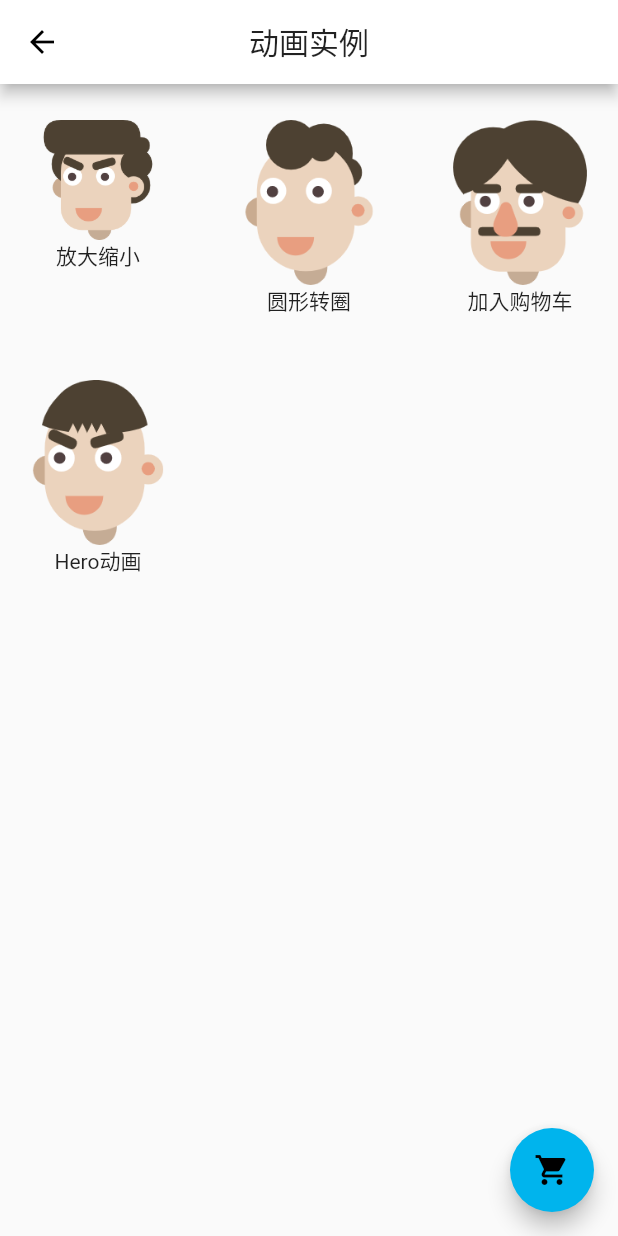
After one commit to WxqKb/flutter_framework, a Flutter app: the AnimationPage screen opened directly, on a phone screen of 412 x 824 dp. The commit adds this screen. Run offline on Flutter 3.47's test engine with Material 2 defaults, Android fonts, the phone set to English and light mode, and no system bars; our stand-ins replace dio, event_bus, flutter_screenutil, fluttertoast, modal_progress_hud, shared_preferences; missing offline and left inert: common_utils; accounts and stored records are empty; network calls fail.

Commit message:
1. 加入bloc和动画demo

```diff
--- a/lib/router/routers.dart
+++ b/lib/router/routers.dart
@@ -6,18 +6,19 @@
  **/
 
 import 'package:flutter/material.dart';
-import 'package:flutter_app/view/blocPage_1.dart';
-import 'package:flutter_app/view/homePage.dart';
 
+import '../view/animationPage.dart';
+import '../view/blocPage_1.dart';
+import '../view/homePage.dart';
 import '../view/loginPage.dart';
-import '../view/homePage.dart';
 
 class Routers {
 //  所有页面路由静态Map
   static final Map<String, Function> router = {
     '/login': (BuildContext context, {Map argument}) => new LoginPage(arguments: argument),
     '/home': (BuildContext context, {Map argument}) => new HomePage(arguments: argument),
-    '/blocDemo':(BuildContext context, {Map argument}) => new BlocPage_1()
+    '/blocDemo':(BuildContext context, {Map argument}) => new BlocPage_1(),
+    '/animation':(BuildContext context,{Map argument})=> new AnimationPage(),
   };
 
 //  进入页面通用方法
--- a/lib/utils/communication_util.dart
+++ b/lib/utils/communication_util.dart
@@ -32,7 +32,7 @@ class CommunicationUtil {
 //    5秒发送一次ping
     timerUtil = new TimerUtil(mInterval: 5000);
     timerUtil.setOnTimerTickCallback((int value) {
-      print("'-----:>ping");
+      print("-----:>ping");
       sendHandle('ping', '123');
       count++;
       if (count > 3) {
--- a/lib/utils/providers_util.dart
+++ b/lib/utils/providers_util.dart
@@ -11,9 +11,11 @@ import 'package:provider/single_child_widget.dart';
 
 import '../viewModel/homeViewModel.dart';
 import '../viewModel/loginViewModel.dart';
+import '../viewModel/animationViewModel.dart';
 
 class ProviderUtil {
-  static ChangeNotifierProvider<T> _buildProvider<T extends ChangeNotifier>(T value) {
+  static ChangeNotifierProvider<T> _buildProvider<T extends ChangeNotifier>(
+      T value) {
     return ChangeNotifierProvider<T>(
       create: (_) => value,
     );
@@ -23,6 +25,7 @@ class ProviderUtil {
 
   static final _providers = [
     _buildProvider<LoginViewModel>(LoginViewModel()),
-    _buildProvider<HomeViewModel>(HomeViewModel())
+    _buildProvider<HomeViewModel>(HomeViewModel()),
+    _buildProvider<AnimationViewModel>(AnimationViewModel())
   ];
 }
--- /dev/null
+++ b/lib/view/animationPage.dart
@@ -0,0 +1,269 @@
+import 'package:flutter/material.dart';
+import 'package:flutter_screenutil/flutter_screenutil.dart';
+import 'package:provider/provider.dart';
+import 'dart:math';
+
+import '../viewModel/animationViewModel.dart';
+
+class AnimationPage extends StatefulWidget {
+  @override
+  _AnimationView createState() => new _AnimationView();
+}
+
+class _AnimationView extends State<AnimationPage>
+    with TickerProviderStateMixin {
+  List<String> imgList = [
+    'assets/animation/ic_avatar_1.png',
+    'assets/animation/ic_avatar_2.png',
+    'assets/animation/ic_avatar_3.png',
+    'assets/animation/ic_avatar_5.png'
+  ];
+  List<String> textList = ['放大缩小', '圆形转圈', '加入购物车', 'Hero动画'];
+  var animationVM;
+  AnimationController _animationController_01,
+      _animationController_02,
+      _animationController_03;
+  Animation _animation;
+
+// 购物车对应变量
+  GlobalKey _key = new GlobalKey();
+  GlobalKey _key_2 = new GlobalKey();
+
+  double top = 0;
+  double left = 0;
+  var startOffset, endOffset;
+  bool isShowCar = false;
+
+  @override
+  void initState() {
+    // TODO: implement initState
+    super.initState();
+    _animationController_01 = AnimationController(
+        duration: Duration(seconds: 1),
+        lowerBound: 80.0,
+        upperBound: 110.0,
+        vsync: this);
+
+    _animationController_01.addListener(() {
+      setState(() {});
+    });
+//   由于圆形使用了Flutter提供的组件，因此只需要声明一个controller
+    _animationController_02 =
+        AnimationController(duration: Duration(seconds: 2), vsync: this);
+
+//    _animation = Tween(begin: 0.0, end: 1.0).animate(CurvedAnimation(
+//        parent: _animationController_02,
+//        curve: Interval(0.1, 0.3, curve: Curves.ease))
+//      ..addListener(() {
+//        setState(() {});
+//      })
+//      ..addStatusListener((status) {
+////        动画状态回调
+//        if (status == AnimationStatus.completed) {
+//          _animationController_02.reset();
+//        }
+//      }));
+
+    _animationController_03 =
+        AnimationController(duration: Duration(seconds: 1), vsync: this);
+    _animation = Tween(begin: 0, end: 1.0).animate(_animationController_03)
+      ..addListener(() {
+        setState(() {});
+      })
+      ..addStatusListener((status) {
+        if (status == AnimationStatus.completed) {
+          _animationController_03.reset();
+          this.setState(() {
+            isShowCar = false;
+          });
+        }
+      });
+  }
+
+  @override
+  Widget build(BuildContext context) {
+    ScreenUtil.instance = ScreenUtil(width: 750, height: 1334)..init(context);
+    animationVM = Provider.of<AnimationViewModel>(context);
+    // TODO: implement build
+    return Scaffold(
+      appBar: AppBar(title: Text('动画实例'), centerTitle: true),
+      body: new SingleChildScrollView(
+          padding: EdgeInsets.only(top: 24),
+          child: Stack(children: <Widget>[
+            Container(
+                width: MediaQuery.of(context).size.width,
+                height: MediaQuery.of(context).size.height,
+                child: new GridView.builder(
+                  itemCount: imgList.length,
+                  shrinkWrap: true,
+                  physics: NeverScrollableScrollPhysics(),
+                  gridDelegate: SliverGridDelegateWithFixedCrossAxisCount(
+                    crossAxisCount: 3,
+                    mainAxisSpacing: 10,
+                    crossAxisSpacing: 10,
+                    childAspectRatio: 0.8,
+                  ),
+                  itemBuilder: (context, int index) {
+                    return itemView(index, imgList[index], textList[index]);
+                  },
+                )),
+            isShowCar
+                ? shopCar()
+                : Padding(
+                    padding: EdgeInsets.all(0),
+                  )
+          ])),
+      floatingActionButton: FloatingActionButton(
+        key: _key_2,
+        onPressed: () {
+          print('点击购物车');
+        },
+        child: Icon(Icons.shopping_cart),
+      ),
+    );
+  }
+
+  Widget itemView(int index, String imgUrl, String text) {
+    Widget widget;
+    switch (index) {
+      case 0:
+        {
+          widget = GestureDetector(
+            onTap: () {
+              _animationController_01.forward();
+            },
+            child: Column(children: <Widget>[
+              Image.asset(
+                imgUrl,
+                width: _animationController_01.value,
+                height: _animationController_01.value,
+              ),
+              Text(text)
+            ]),
+          );
+          break;
+        }
+      case 1:
+        {
+          widget = GestureDetector(
+            onTap: () {
+              _animationController_02.forward();
+            },
+            child: Column(children: <Widget>[
+              RotationTransition(
+                  alignment: Alignment.center,
+                  turns: _animationController_02,
+                  child: Image.asset(
+                    imgUrl,
+                    width: 110,
+                    height: 110,
+                  )),
+              Text(text)
+            ]),
+          );
+          break;
+        }
+      case 2:
+        {
+          widget = GestureDetector(
+            onTap: () {
+              RenderBox renderBox = _key.currentContext.findRenderObject();
+              var offset = renderBox.localToGlobal(Offset(
+                  renderBox.size.width * 0.5, renderBox.size.height * 0.5));
+              RenderBox carRender = _key_2.currentContext.findRenderObject();
+              var offset_2 = carRender.localToGlobal(Offset(
+                  carRender.size.width * 0.5, carRender.size.height * 0.5));
+              setState(() {
+                startOffset = offset;
+                endOffset = offset_2;
+                isShowCar = true;
+              });
+              _animationController_03.forward();
+            },
+            child: Column(children: <Widget>[
+              Image.asset(
+                imgUrl,
+                width: 110,
+                height: 110,
+                key: _key,
+              ),
+              Text(text)
+            ]),
+          );
+          break;
+        }
+      default:
+        {
+          widget = GestureDetector(
+            onTap: () {
+              Navigator.push(
+                  context,
+                  new MaterialPageRoute(
+                      builder: (context) => new _Hero1Demo()));
+            },
+            child: Column(children: <Widget>[
+              Hero(
+                tag: 'hero',
+                transitionOnUserGestures: true,
+                child: Image.asset(
+                  imgUrl,
+                  width: 110,
+                  height: 110,
+                ),
+              ),
+              Text(text)
+            ]),
+          );
+          break;
+        }
+    }
+    return widget;
+  }
+
+//  购物车widget
+  Positioned shopCar() {
+    var startX = startOffset.dx;
+    var startY = startOffset.dy;
+// 购物车的定位
+    var endX = endOffset.dx;
+    var endY = endOffset.dy;
+
+    return Positioned(
+      top: startY + (endY - startY) * _animation.value,
+      left: startX + (endX - startX) * _animation.value,
+      child: Image.asset(
+        'assets/animation/ic_avatar_3.png',
+        width: 60,
+        height: 60,
+      ),
+    );
+  }
+
+  @override
+  void dispose() {
+    // TODO: implement dispose
+    super.dispose();
+    _animationController_01.dispose();
+    _animationController_02.dispose();
+  }
+}
+
+class _Hero1Demo extends StatelessWidget {
+  @override
+  Widget build(BuildContext context) {
+    return Scaffold(
+      appBar: AppBar(),
+      body: Container(
+          alignment: Alignment.topCenter,
+          child: Hero(
+            tag: 'hero',
+            transitionOnUserGestures: true,
+            child: Center(
+              child: Image.asset(
+                'assets/animation/ic_avatar_5.png',
+              ),
+            ),
+          )),
+    );
+  }
+}
--- /dev/null
+++ b/lib/viewModel/animationViewModel.dart
@@ -0,0 +1,11 @@
+import 'package:flutter/material.dart';
+
+class AnimationViewModel extends ChangeNotifier {
+//AnimationController _animationController_01 = AnimationController(
+//  duration: Duration(seconds: 2),
+//  lowerBound: 100.0,
+//  upperBound: 300.0,
+//  vsync: this
+//);
+
+}
--- a/pubspec.yaml
+++ b/pubspec.yaml
@@ -65,6 +65,7 @@ flutter:
     - assets/img_login_bg.png
     - assets/img_login_logo.png
     - assets/drawer/
+    - assets/animation/
 
   # An image asset can refer to one or more resolution-specific "variants", see
   # https://flutter.dev/assets-and-images/#resolution-aware.
```
Also changed, not shown: lib/viewModel/homeViewModel.dart (+11 -5 lines), assets/animation/ic_avatar_1.png (added), assets/animation/ic_avatar_2.png (added), assets/animation/ic_avatar_3.png (added), assets/animation/ic_avatar_4.png (added), assets/animation/ic_avatar_5.png (added), 1 other file.
